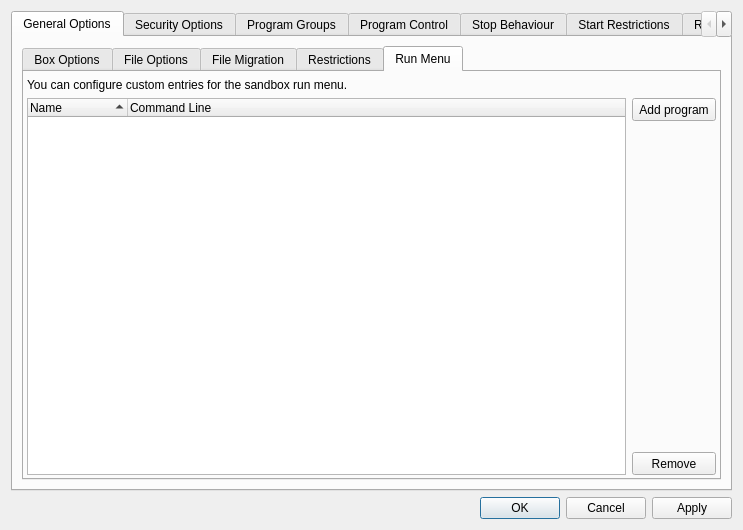
Old version of the form SandboxiePlus/SandMan/Forms/OptionsWindow.ui in the repository sandboxie-plus/Sandboxie.
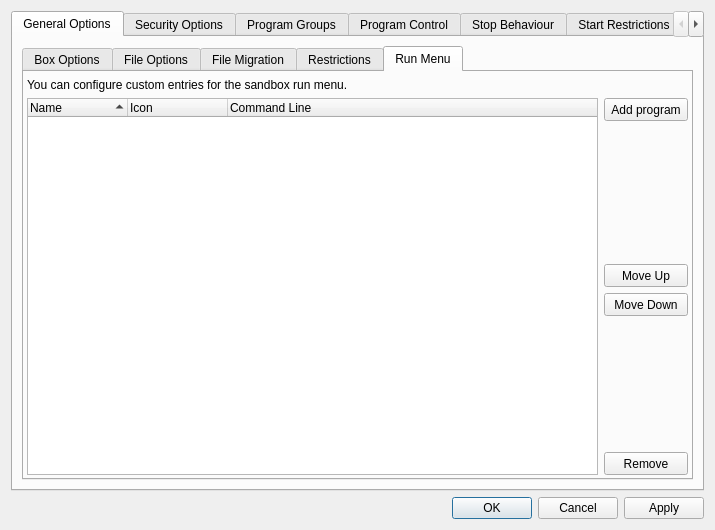
New version of the form. The open tabs and pages were chosen to show the change.

What changed in the file:
```diff
--- a/SandboxiePlus/SandMan/Forms/OptionsWindow.ui
+++ b/SandboxiePlus/SandMan/Forms/OptionsWindow.ui
@@ -6,7 +6,7 @@
    <rect>
     <x>0</x>
     <y>0</y>
-    <width>743</width>
+    <width>715</width>
     <height>530</height>
    </rect>
   </property>
@@ -815,13 +815,22 @@
              <property name="bottomMargin">
               <number>3</number>
              </property>
-             <item row="0" column="0">
-              <widget class="QLabel" name="label_8">
+             <item row="7" column="1">
+              <widget class="QToolButton" name="btnDelCmd">
+               <property name="sizePolicy">
+                <sizepolicy hsizetype="Preferred" vsizetype="Fixed">
+                 <horstretch>0</horstretch>
+                 <verstretch>0</verstretch>
+                </sizepolicy>
+               </property>
+               <property name="minimumSize">
+                <size>
+                 <width>0</width>
+                 <height>23</height>
+                </size>
+               </property>
                <property name="text">
-                <string>You can configure custom entries for the sandbox run menu.</string>
-               </property>
-               <property name="wordWrap">
-                <bool>true</bool>
+                <string>Remove</string>
                </property>
               </widget>
              </item>
@@ -844,26 +853,20 @@
                </property>
               </widget>
              </item>
-             <item row="4" column="1">
-              <widget class="QToolButton" name="btnDelCmd">
-               <property name="sizePolicy">
-                <sizepolicy hsizetype="Preferred" vsizetype="Fixed">
-                 <horstretch>0</horstretch>
-                 <verstretch>0</verstretch>
-                </sizepolicy>
+             <item row="3" column="1">
+              <spacer name="verticalSpacer_15">
+               <property name="orientation">
+                <enum>Qt::Vertical</enum>
                </property>
-               <property name="minimumSize">
+               <property name="sizeHint" stdset="0">
                 <size>
-                 <width>0</width>
-                 <height>23</height>
+                 <width>20</width>
+                 <height>40</height>
                 </size>
                </property>
-               <property name="text">
-                <string>Remove</string>
-               </property>
-              </widget>
+              </spacer>
              </item>
-             <item row="1" column="0" rowspan="4">
+             <item row="1" column="0" rowspan="7">
               <widget class="QTreeWidget" name="treeRun">
                <property name="sortingEnabled">
                 <bool>true</bool>
@@ -873,6 +876,11 @@
                  <string>Name</string>
                 </property>
                </column>
+               <column>
+                <property name="text">
+                 <string>Icon</string>
+                </property>
+               </column>
                <column>
                 <property name="text">
                  <string>Command Line</string>
@@ -880,8 +888,56 @@
                </column>
               </widget>
              </item>
-             <item row="3" column="1">
-              <spacer name="verticalSpacer_15">
+             <item row="4" column="1">
+              <widget class="QToolButton" name="btnCmdUp">
+               <property name="sizePolicy">
+                <sizepolicy hsizetype="Preferred" vsizetype="Fixed">
+                 <horstretch>0</horstretch>
+                 <verstretch>0</verstretch>
+                </sizepolicy>
+               </property>
+               <property name="minimumSize">
+                <size>
+                 <width>0</width>
+                 <height>23</height>
+                </size>
+               </property>
+               <property name="text">
+                <string>Move Up</string>
+               </property>
+              </widget>
+             </item>
+             <item row="5" column="1">
+              <widget class="QToolButton" name="btnCmdDown">
+               <property name="sizePolicy">
+                <sizepolicy hsizetype="Preferred" vsizetype="Fixed">
+                 <horstretch>0</horstretch>
+                 <verstretch>0</verstretch>
+                </sizepolicy>
+               </property>
+               <property name="minimumSize">
+                <size>
+                 <width>0</width>
+                 <height>23</height>
+                </size>
+               </property>
+               <property name="text">
+                <string>Move Down</string>
+               </property>
+              </widget>
+             </item>
+             <item row="0" column="0">
+              <widget class="QLabel" name="label_8">
+               <property name="text">
+                <string>You can configure custom entries for the sandbox run menu.</string>
+               </property>
+               <property name="wordWrap">
+                <bool>true</bool>
+               </property>
+              </widget>
+             </item>
+             <item row="6" column="1">
+              <spacer name="verticalSpacer_38">
                <property name="orientation">
                 <enum>Qt::Vertical</enum>
                </property>
```
Left out of the diff: 392 changed lines with no effect on the pictures.
